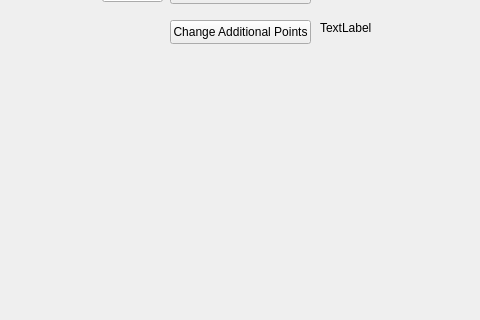
Old version of the form mainwindow.ui in the repository MeisterDude/SteelDivisionModder; both pictures show x 320 to 800 and y 280 to 600 of the 800 by 600 pixel window.
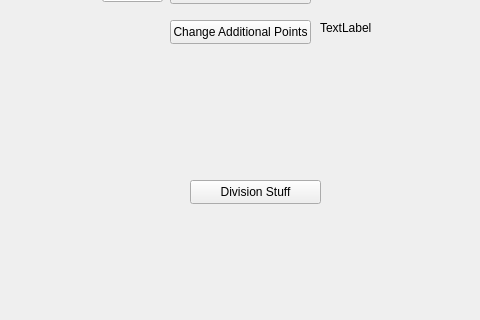
New version of the form.

Commit message: reading divisions.ndf and divisionrules.ndf

Patch:
```diff
--- a/mainwindow.ui
+++ b/mainwindow.ui
@@ -186,6 +186,19 @@
     <string>TextLabel</string>
    </property>
   </widget>
+  <widget class="QPushButton" name="divisionButton">
+   <property name="geometry">
+    <rect>
+     <x>510</x>
+     <y>460</y>
+     <width>131</width>
+     <height>24</height>
+    </rect>
+   </property>
+   <property name="text">
+    <string>Division Stuff</string>
+   </property>
+  </widget>
  </widget>
  <resources/>
  <connections/>
```
The commit also changes 25 other files.
